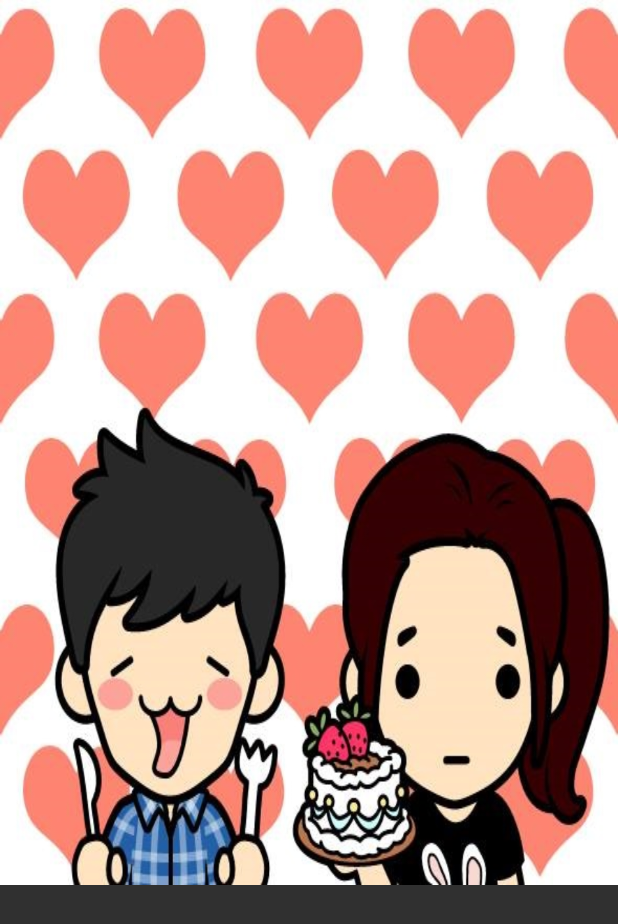
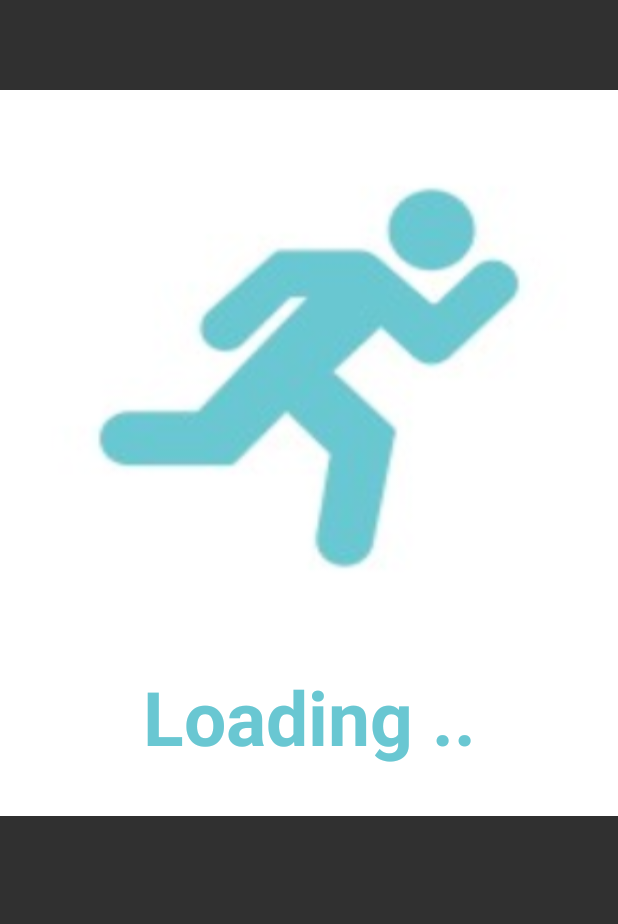
Before and after one commit to thitigear/ASRM, an Android app: the screen it shows after launch (StartActivity), on a phone screen of 412 x 824 dp. Shown: the top 924 px of the screen. Run offline under Robolectric (Android 15) with nearby library versions, the phone set to English and light mode, and no system bars.

Commit message:
12122017
DEMO v1.2

```diff
--- a/app/src/main/res/layout/activity_main_testbeacon.xml
+++ b/app/src/main/res/layout/activity_main_testbeacon.xml
@@ -3,6 +3,4 @@
     xmlns:android="http://schemas.android.com/apk/res/android" android:layout_width="match_parent"
     android:layout_height="match_parent">
 
-
-
 </android.support.constraint.ConstraintLayout>
--- a/app/src/main/res/layout/activity_start.xml
+++ b/app/src/main/res/layout/activity_start.xml
@@ -4,11 +4,28 @@
     xmlns:tools="http://schemas.android.com/tools"
     android:layout_width="match_parent"
     android:layout_height="match_parent"
-    tools:context="com.example.gear.asrm.activity.StartActivity">
+    tools:context="com.example.gear.asrm.activity.StartActivity"
+    android:id="@+id/start_layout_Constraint">
 
-    <ImageView android:id="@+id/start_imageView"
-        android:background="@drawable/mafia_giraffe_n_png"
-        android:layout_width="wrap_content"
-        android:layout_height="wrap_content" />
+    <RelativeLayout
+        app:layout_constraintTop_toTopOf="@id/start_layout_Constraint"
+        android:layout_width="match_parent"
+        android:layout_height="match_parent">
+
+        <ImageView android:id="@+id/start_imageView"
+            android:background="@drawable/asrm_logo"
+            android:layout_width="match_parent"
+            android:layout_height="384dp"
+            android:layout_marginTop="60dp" />
+        <TextView
+            android:text="Loading .."
+            style="@style/text_Loading"
+            android:background="@color/BGPrimary"
+            android:layout_width="match_parent"
+            android:layout_height="100dp"
+            android:layout_marginTop="444dp"/>
+
+    </RelativeLayout>
+
 
 </android.support.constraint.ConstraintLayout>
--- a/app/src/main/res/values/styles.xml
+++ b/app/src/main/res/values/styles.xml
@@ -59,4 +59,12 @@
         <item name="android:divider">#878787</item>
         <item name="android:dividerHeight">2dp</item>
     </style>
+
+    <style name="text_Loading">
+        <item name="android:text">Loading</item>
+        <item name="android:textColor">@color/colorPrimary</item>
+        <item name="android:textSize">50dp</item>
+        <item name="android:textAlignment">center</item>
+        <item name="android:textStyle">bold</item>
+    </style>
 </resources>
```
Also changed, not shown: app/src/main/res/layout/activity_new_round.xml (+6 -5 lines), app/src/main/res/layout/activity_running.xml (+6 -4 lines), app/src/main/res/drawable/asrm_logo.png (added).
